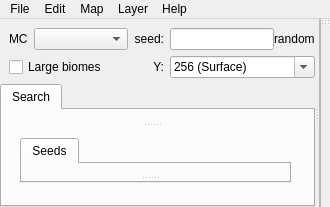
Cubitect/cubiomes-viewer, file src/mainwindow.ui: the form before one commit.
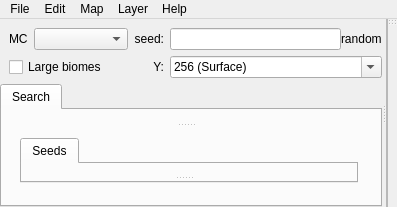
The form after the commit. Icons and pictures are not drawn. Custom widgets are drawn as their Qt base class.

The edit to the form file:
```diff
--- a/src/mainwindow.ui
+++ b/src/mainwindow.ui
@@ -2,6 +2,14 @@
 <ui version="4.0">
  <class>MainWindow</class>
  <widget class="QMainWindow" name="MainWindow">
+  <property name="geometry">
+   <rect>
+    <x>0</x>
+    <y>0</y>
+    <width>397</width>
+    <height>202</height>
+   </rect>
+  </property>
   <property name="windowTitle">
    <string>Cubiomes Viewer</string>
   </property>
@@ -381,6 +389,14 @@
    </attribute>
   </widget>
   <widget class="QMenuBar" name="menuBar">
+   <property name="geometry">
+    <rect>
+     <x>0</x>
+     <y>0</y>
+     <width>397</width>
+     <height>22</height>
+    </rect>
+   </property>
    <widget class="QMenu" name="menuMap">
     <property name="title">
      <string>Map</string>
@@ -755,17 +771,17 @@
  </widget>
  <layoutdefault spacing="6" margin="11"/>
  <customwidgets>
+  <customwidget>
+   <class>StyledComboBox</class>
+   <extends>QComboBox</extends>
+   <header>src/widgets.h</header>
+  </customwidget>
   <customwidget>
    <class>Collapsible</class>
    <extends>QWidget</extends>
    <header>src/widgets.h</header>
    <container>1</container>
   </customwidget>
-  <customwidget>
-   <class>StyledComboBox</class>
-   <extends>QComboBox</extends>
-   <header>src/widgets.h</header>
-  </customwidget>
  </customwidgets>
  <resources>
   <include location="../rc/icons.qrc"/>
```
Left out of the diff: 3 changed lines with no effect on the pictures.
